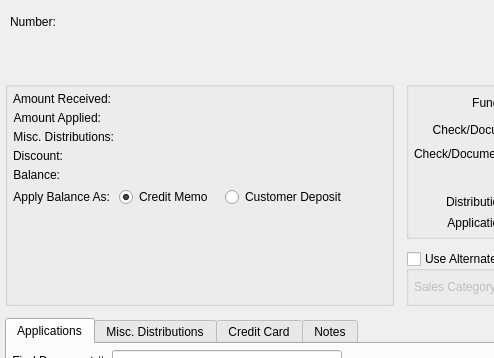
Qt form xtuple/trunk/guiclient/cashReceipt.ui (WooodHead/xtuple) before a commit; both pictures show x 0 to 494 and y 0 to 358 of the 800 by 600 pixel window.
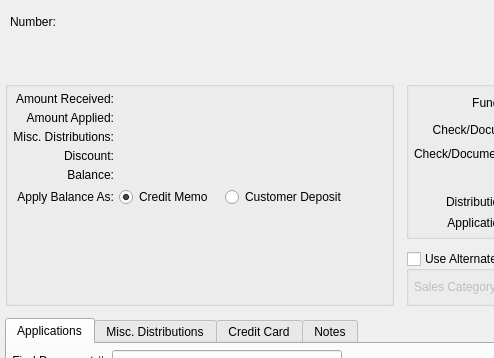
The same form after that commit. Custom widgets are drawn as their Qt base class.

Commit message: More misc. UI tweaks to cash receipt

Patch:
```diff
--- a/xtuple/trunk/guiclient/cashReceipt.ui
+++ b/xtuple/trunk/guiclient/cashReceipt.ui
@@ -20,9 +20,9 @@
   <property name="windowTitle">
    <string>Cash Receipt</string>
   </property>
-  <layout class="QGridLayout" name="gridLayout_3">
+  <layout class="QGridLayout" name="gridLayout_4">
    <item row="0" column="0">
-    <layout class="QGridLayout" name="gridLayout">
+    <layout class="QGridLayout" name="gridLayout_3">
      <property name="spacing">
       <number>12</number>
      </property>
@@ -157,7 +157,7 @@
           <item>
            <layout class="QVBoxLayout" name="verticalLayout_2">
             <item>
-             <layout class="QFormLayout" name="formLayout">
+             <layout class="QGridLayout" name="gridLayout">
               <item row="0" column="0">
                <widget class="QLabel" name="_receivedLit">
                 <property name="text">
@@ -301,7 +301,7 @@
               <property name="sizeHint" stdset="0">
                <size>
                 <width>20</width>
-                <height>0</height>
+                <height>13</height>
                </size>
               </property>
              </spacer>
@@ -315,7 +315,7 @@
             </property>
             <property name="sizeHint" stdset="0">
              <size>
-              <width>0</width>
+              <width>13</width>
               <height>20</height>
              </size>
             </property>
```
